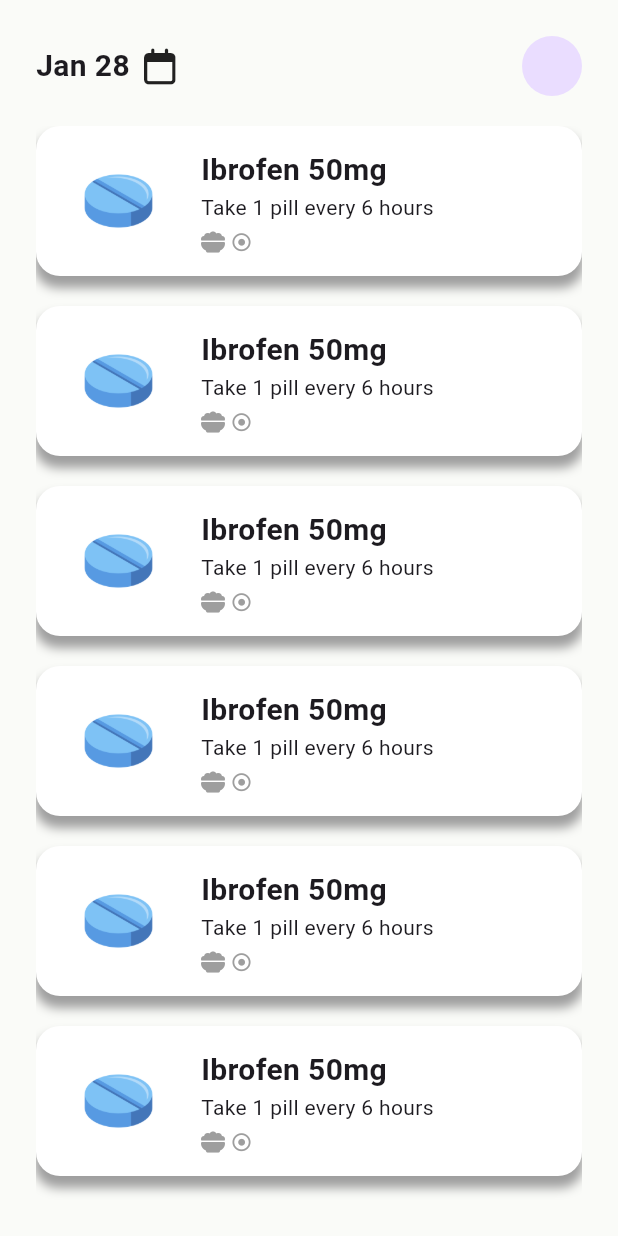
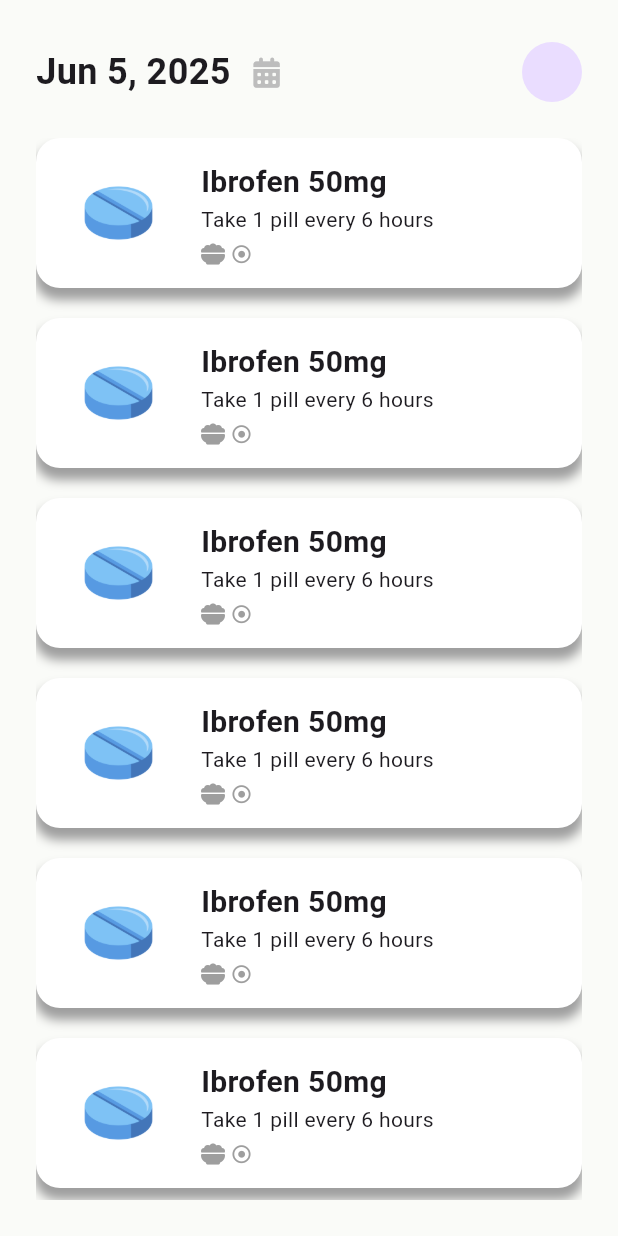
Before and after one commit to Mina176/Pill-Reminder, a Flutter app: the HomeView screen opened directly, on a phone screen of 412 x 824 dp. Run offline on Flutter 3.47's test engine with Material 3 defaults, Android fonts, the phone set to English and light mode, and no system bars; our stand-ins replace font_awesome_flutter.

Commit message:
add date picking & add Med view

```diff
--- /dev/null
+++ b/lib/Features/Home/presentation/view_models/medication.dart
@@ -0,0 +1,28 @@
+import 'package:flutter/material.dart';
+
+enum Type {
+  tablet,
+  capsule,
+}
+
+class Medication {
+  final String name;
+  final int dose;
+  final TimeOfDay time;
+  final Type type;
+
+  Medication({
+    required this.name,
+    required this.dose,
+    required this.time,
+    required this.type,
+  });
+}
+
+// Example usage:
+final pill = Medication(
+  name: "Lexapro",
+  dose: 1,
+  time: const TimeOfDay(hour: 21, minute: 30), // 9:30 pm
+  type: Type.capsule,
+);
--- a/lib/Features/Home/presentation/views/widgets/custom_app_bar.dart
+++ b/lib/Features/Home/presentation/views/widgets/custom_app_bar.dart
@@ -1,5 +1,6 @@
 import 'package:flutter/material.dart';
 import 'package:font_awesome_flutter/font_awesome_flutter.dart';
+import 'package:intl/intl.dart';
 
 class CustomAppBar extends StatelessWidget {
   const CustomAppBar({super.key});
@@ -8,12 +9,7 @@ class CustomAppBar extends StatelessWidget {
   Widget build(BuildContext context) {
     return Row(
       children: [
-        Text(
-          'Jan 28',
-          style: TextStyle(fontSize: 20, fontWeight: FontWeight.bold),
-        ),
-        SizedBox(width: 8),
-        Icon(FontAwesomeIcons.calendar),
+        DatePickerRow(),
         Spacer(),
         CircleAvatar(
           radius: 20,
@@ -22,3 +18,51 @@ class CustomAppBar extends StatelessWidget {
     );
   }
 }
+
+class DatePickerRow extends StatefulWidget {
+  const DatePickerRow({super.key});
+
+  @override
+  DatePickerRowState createState() => DatePickerRowState();
+}
+
+class DatePickerRowState extends State<DatePickerRow> {
+  DateTime selectedDate = DateTime.now();
+
+  String get formattedDate =>
+      DateFormat('MMM d, yyyy').format(selectedDate); // e.g., "Jun 5"
+
+  Future<void> pickDate() async {
+    final DateTime?  picked = await showDatePicker(
+      context: context,
+      initialDate: selectedDate,
+      firstDate: DateTime(2000),
+      lastDate: DateTime(2100),
+    );
+    if (picked != null && picked != selectedDate) {
+      setState(() {
+        selectedDate = picked;
+      });
+    }
+  }
+
+  @override
+  Widget build(BuildContext context) {
+    return Row(
+      children: [
+        Text(
+          formattedDate,
+          style: const TextStyle(
+            fontWeight: FontWeight.bold,
+            fontSize: 24,
+          ),
+        ),
+        IconButton(
+          icon: Icon(FontAwesomeIcons.solidCalendarDays,
+              color: Colors.grey[400], size: 20),
+          onPressed: pickDate,
+        ),
+      ],
+    );
+  }
+}
--- a/lib/Features/Home/presentation/views/widgets/home_view_body.dart
+++ b/lib/Features/Home/presentation/views/widgets/home_view_body.dart
@@ -1,6 +1,4 @@
 import 'package:flutter/material.dart';
-import 'package:flutter_slidable/flutter_slidable.dart';
-import 'package:font_awesome_flutter/font_awesome_flutter.dart';
 import 'package:pill_reminder/Features/Home/presentation/views/widgets/custom_app_bar.dart';
 
 import 'meds_scroll_view.dart';
@@ -13,9 +11,7 @@ class HomeViewBody extends StatelessWidget {
     return Column(children: [
       CustomAppBar(),
       SizedBox(height: 20),
-      Expanded(
-        child: MedsScrollView(),
-      ),
+      Expanded(child: MedsScrollView()),
     ]);
   }
 }
--- a/lib/main.dart
+++ b/lib/main.dart
@@ -1,5 +1,6 @@
 import 'package:flutter/material.dart';
 
+import 'Features/AddMedication/presentation/views/add_med_view.dart';
 import 'Features/Home/presentation/views/home_view.dart';
 
 void main() {
@@ -13,7 +14,7 @@ class PillReminder extends StatelessWidget {
   Widget build(BuildContext context) {
     return MaterialApp(
       debugShowCheckedModeBanner: false,
-      home: HomeView(),
+      home: AddMedView(),
     );
   }
 }
--- a/pubspec.yaml
+++ b/pubspec.yaml
@@ -36,6 +36,7 @@ dependencies:
   cupertino_icons: ^1.0.8
   font_awesome_flutter: ^10.8.0
   flutter_slidable: ^4.0.0
+  intl: ^0.20.2
 
 dev_dependencies:
   flutter_test:
```
Also changed, not shown: lib/Features/AddMedication/presentation/views/add_med_view.dart (added, +14 -0 lines), lib/Features/AddMedication/presentation/views/widgets/add_med_body.dart (added, +10 -0 lines), pubspec.lock.
